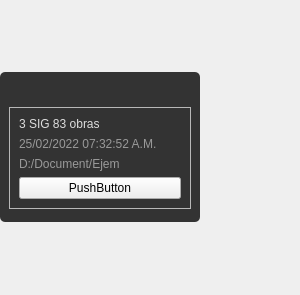
Before: the Qt Designer form UI/widget_card.ui in edwinar13/MPM-UN, drawn with Qt 5.
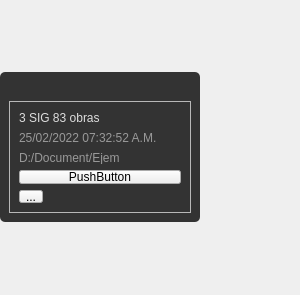
After: the same form once the commit is applied. Icons and pictures are not drawn.

The edit to the form file:
```diff
--- a/UI/widget_card.ui
+++ b/UI/widget_card.ui
@@ -185,6 +185,13 @@
            </property>
           </widget>
          </item>
+         <item>
+          <widget class="QToolButton" name="toolButton">
+           <property name="text">
+            <string>...</string>
+           </property>
+          </widget>
+         </item>
         </layout>
        </widget>
       </item>
```
